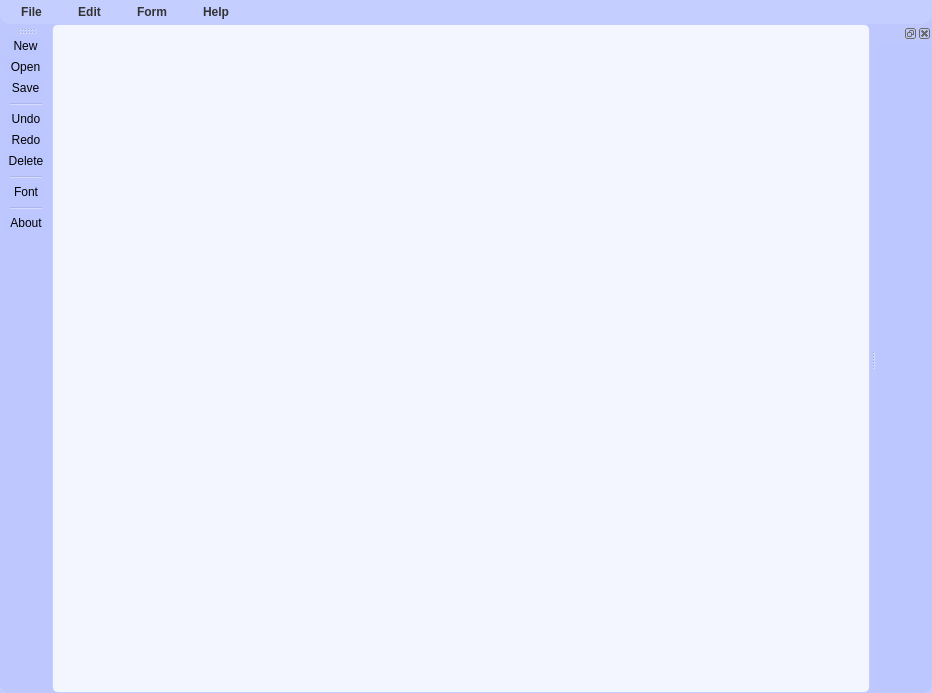
Before: the Qt Designer form QtNotepad.ui in HyunBeen96/note_mp3player, drawn with Qt 5.
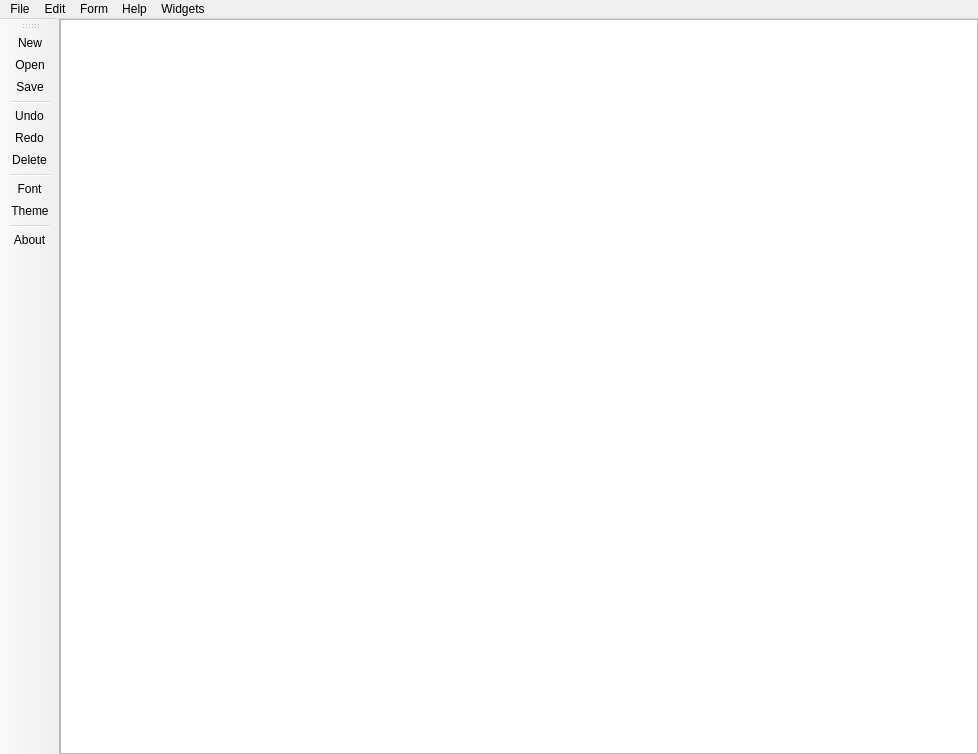
After: the same form once the commit is applied. Icons and pictures are not drawn.

What changed in the file:
```diff
--- a/QtNotepad.ui
+++ b/QtNotepad.ui
@@ -6,8 +6,8 @@
    <rect>
     <x>0</x>
     <y>0</y>
-    <width>932</width>
-    <height>693</height>
+    <width>978</width>
+    <height>754</height>
    </rect>
   </property>
   <property name="windowTitle">
@@ -15,13 +15,12 @@
   </property>
   <property name="styleSheet">
    <string notr="true">QWidget {
-    background-color: rgba(190, 200, 255, 230);  /* 전체 배경 연보라 */
-    border-radius: 10px;  /* 너무 둥글지 않게 */
+    background-color: rgba(255, 255, 255, 255);  /* 흰색 */
+    border-radius: 5px;
 }
 
-
 QMenuBar {
-    background-color: rgba(200, 210, 255, 180);  /* 밝은 파스텔 블루바이올렛 */
+    background-color: rgba(245, 245, 245, 255);  /* 밝은 회백 */
     color: #333;
     font-weight: bold;
     border: none;
@@ -33,8 +32,8 @@
 }
 
 QMenuBar::item:selected {
-    background: rgba(170, 186, 255, 180);  /* hover: 진한 보라파랑 */
-    color: white;
+    background: rgba(220, 220, 220, 255);  /* 연한 회색 */
+    color: black;
 }
 
 QMenu {
@@ -48,8 +47,8 @@
 }
 
 QPlainTextEdit {
-    background-color: rgba(255, 255, 255, 210);
-    border: 1px solid rgba(170, 180, 255, 100);
+    background-color: rgba(255, 255, 255, 255);
+    border: 1px solid rgba(200, 200, 200, 255);
     border-radius: 6px;
     padding: 10px;
     color: #222;
@@ -57,26 +56,27 @@
     font-size: 13px;
 }
 
-/* 툴바 */
 QToolBar {
-    background-color: transparent;
+    background-color: {{MENU_BG}};  /* 메뉴바와 동일하게 */
     spacing: 4px;
     padding: 4px;
     margin: 0px;
+    border: none;
 }
 
-/* 상태바 */
 QStatusBar {
     background-color: transparent;
     margin: 0px;
     padding: 2px;
     color: #444;
 }
+
 QMessageBox {
     background-color: white;
     color: black;
     border-radius: 6px;
 }
+
 QMessageBox QLabel {
     background-color: transparent;
     color: black;
@@ -84,8 +84,8 @@
 
 /* ✅ 일반 버튼 */
 QPushButton {
-    background-color: rgba(184, 191, 255, 130);  /* 파보라 계열 메인 */
-    border: 1px solid rgba(150, 160, 255, 80);
+    background-color: rgba(240, 240, 240, 255);
+    border: 1px solid rgba(200, 200, 200, 255);
     border-radius: 6px;
     padding: 6px 12px;
     color: black;
@@ -96,13 +96,15 @@
     color: white;
 }
 
-/* ✅ 상단 타이틀바 버튼 (min/max/close) */
+/* ✅ 타이틀바 버튼 (min/max/close) - 메뉴바 버튼 스타일로 */
 QPushButton#TitleButton {
     background-color: transparent;
     border: none;
-    color: #222;  /* 글자 진하게 설정 */
-    font-weight: bold;
-    font-size: 14px;
+    padding: 4px 8px;
+    color: #222;
+    font-size: 12px;
+    font-weight: normal;
+    border-radius: 0px;
 }
 
 QPushButton#TitleButton:hover {
@@ -111,7 +113,7 @@
     border-radius: 4px;
 }
 
-/* ✅ QMessageBox 안의 버튼 */
+
 QMessageBox QPushButton {
     background-color: rgba(200, 210, 255, 180);
     border: 1px solid rgba(150, 160, 255, 100);
@@ -124,6 +126,17 @@
 QMessageBox QPushButton:hover {
     background-color: rgba(180, 190, 255, 220);
     color: black;
+}
+QToolButton {
+    background-color: transparent;
+    border: none;
+    padding: 2px;
+    margin: 0px;
+}
+
+QToolButton:hover {
+    background-color: rgba(150, 160, 255, 40);  /* 살짝 하이라이트 효과 */
+    border-radius: 16px;
 }</string>
   </property>
   <widget class="QWidget" name="centralwidget">
@@ -153,7 +166,7 @@
     <rect>
      <x>0</x>
      <y>0</y>
-     <width>932</width>
+     <width>978</width>
      <height>26</height>
     </rect>
    </property>
@@ -194,10 +207,16 @@
     </property>
     <addaction name="actionAbout"/>
    </widget>
+   <widget class="QMenu" name="menuWidgets">
+    <property name="title">
+     <string>Widgets</string>
+    </property>
+   </widget>
    <addaction name="menu"/>
    <addaction name="menuEdit"/>
    <addaction name="menuForm"/>
    <addaction name="menuHelp"/>
+   <addaction name="menuWidgets"/>
   </widget>
   <widget class="QToolBar" name="toolBar">
    <property name="windowTitle">
@@ -218,15 +237,10 @@
    <addaction name="actionDelete"/>
    <addaction name="separator"/>
    <addaction name="actionFont"/>
+   <addaction name="actionTheme"/>
    <addaction name="separator"/>
    <addaction name="actionAbout"/>
   </widget>
-  <widget class="QDockWidget" name="dockWidget">
-   <attribute name="dockWidgetArea">
-    <number>2</number>
-   </attribute>
-   <widget class="QWidget" name="dockWidgetContents"/>
-  </widget>
   <action name="actionNew">
    <property name="icon">
     <iconset>
@@ -395,6 +409,23 @@
     <string>Ctrl+Shift+Z</string>
    </property>
   </action>
+  <action name="actionTheme">
+   <property name="icon">
+    <iconset>
+     <normaloff>img/theme.png</normaloff>img/theme.png</iconset>
+   </property>
+   <property name="text">
+    <string>Theme</string>
+   </property>
+   <property name="shortcut">
+    <string>Ctrl+Shift+T</string>
+   </property>
+  </action>
+  <action name="actionMugic_Player">
+   <property name="text">
+    <string>Mugic Player</string>
+   </property>
+  </action>
  </widget>
  <resources/>
  <connections/>
```
Left out of the diff: 47 changed lines with no effect on the pictures.
